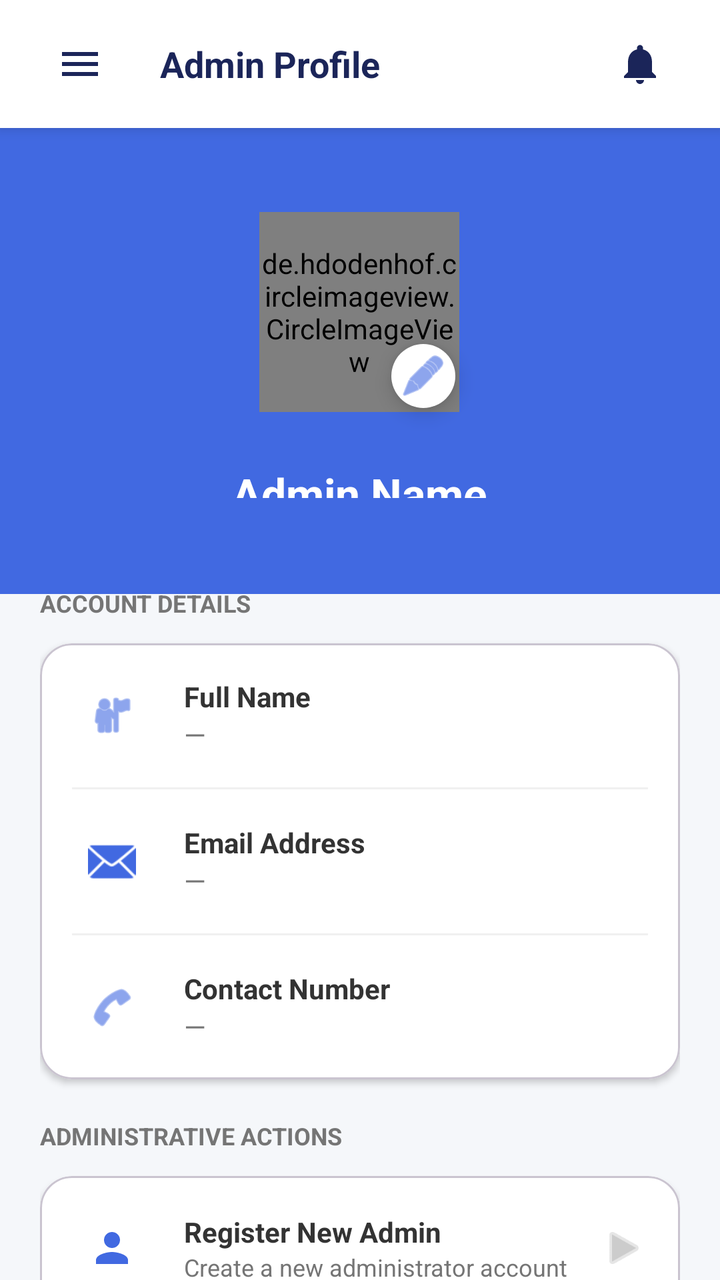
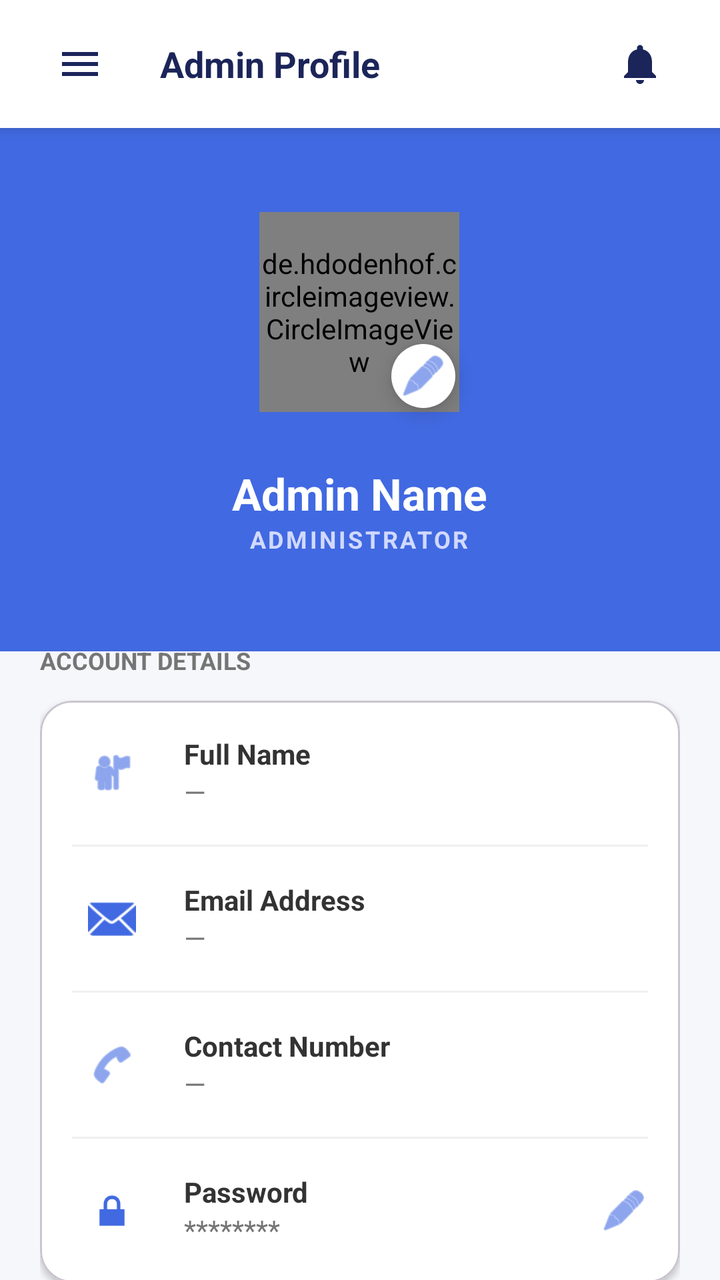

Compare the two renders of this Android layout. The source of the first and the diff that turns it into the second are given below.
<!-- AndroidManifest.xml: application theme Theme.StreetAssist -->
<!-- res/layout/activity_admin_profile.xml -->
<?xml version="1.0" encoding="utf-8"?>
<androidx.drawerlayout.widget.DrawerLayout xmlns:android="http://schemas.android.com/apk/res/android"
    xmlns:app="http://schemas.android.com/apk/res-auto"
    xmlns:tools="http://schemas.android.com/tools"
    android:id="@+id/drawer_layout"
    android:layout_width="match_parent"
    android:layout_height="match_parent"
    android:background="#F5F7FA"
    tools:context=".admin.AdminProfileActivity">

    <androidx.constraintlayout.widget.ConstraintLayout
        android:layout_width="match_parent"
        android:layout_height="match_parent"
        android:fitsSystemWindows="true">

        
        <LinearLayout
            android:id="@+id/layoutHeader"
            android:layout_width="match_parent"
            android:layout_height="64dp"
            android:background="@color/white"
            android:elevation="4dp"
            android:gravity="center_vertical"
            android:orientation="horizontal"
            android:paddingHorizontal="16dp"
            app:layout_constraintTop_toTopOf="parent">

            <ImageButton
                android:id="@+id/btnMenu"
                android:layout_width="48dp"
                android:layout_height="48dp"
                android:background="?attr/selectableItemBackgroundBorderless"
                android:contentDescription="Menu"
                android:scaleType="centerInside"
                android:src="@drawable/ic_menu_hamburger"
                app:tint="@color/text_primary" />

            <TextView
                android:layout_width="0dp"
                android:layout_height="wrap_content"
                android:layout_marginStart="16dp"
                android:layout_weight="1"
                android:text="Admin Profile"
                android:textColor="@color/text_primary"
                android:textSize="18sp"
                android:textStyle="bold" />

            <RelativeLayout
                android:id="@+id/btnNotifications"
                android:layout_width="48dp"
                android:layout_height="48dp"
                android:clickable="true"
                android:focusable="true"
                android:background="?attr/selectableItemBackgroundBorderless">

                <ImageView
                    android:layout_width="24dp"
                    android:layout_height="24dp"
                    android:layout_centerInParent="true"
                    android:src="@drawable/ic_nav_notifications"
                    app:tint="@color/text_primary" />

                <TextView
                    android:id="@+id/tvNotificationBadge"
                    android:layout_width="16dp"
                    android:layout_height="16dp"
                    android:layout_alignParentEnd="true"
                    android:layout_marginTop="8dp"
                    android:layout_marginEnd="8dp"
                    android:background="@drawable/badge_notification"
                    android:gravity="center"
                    android:text="0"
                    android:textColor="@color/white"
                    android:textSize="9sp"
                    android:textStyle="bold"
                    android:visibility="gone" />
            </RelativeLayout>

        </LinearLayout>

        
        <androidx.core.widget.NestedScrollView
            android:layout_width="match_parent"
            android:layout_height="0dp"
            android:fillViewport="true"
            app:layout_constraintBottom_toBottomOf="parent"
            app:layout_constraintTop_toBottomOf="@id/layoutHeader">

            <LinearLayout
                android:layout_width="match_parent"
                android:layout_height="wrap_content"
                android:orientation="vertical">

                
                <RelativeLayout
                    android:layout_width="match_parent"
                    android:layout_height="233dp"
                    android:background="#4169E1"
                    android:paddingTop="32dp"
                    android:paddingBottom="48dp">

                    <LinearLayout
                        android:layout_width="wrap_content"
                        android:layout_height="wrap_content"
                        android:layout_centerHorizontal="true"
                        android:gravity="center"
                        android:orientation="vertical">

                        <FrameLayout
                            android:layout_width="120dp"
                            android:layout_height="120dp">

                            
                            <de.hdodenhof.circleimageview.CircleImageView
                                android:id="@+id/ivProfilePhoto"
                                android:layout_width="100dp"
                                android:layout_height="100dp"
                                android:layout_gravity="center"
                                android:src="@drawable/circle_bg_light_blue"
                                app:civ_border_color="#FFFFFF"
                                app:civ_border_width="3dp" />

                            <com.google.android.material.floatingactionbutton.FloatingActionButton
                                android:id="@+id/fabEditPhoto"
                                android:layout_width="wrap_content"
                                android:layout_height="wrap_content"
                                android:layout_gravity="bottom|end"
                                android:layout_margin="4dp"
                                app:backgroundTint="#FFFFFF"
                                app:fabCustomSize="32dp"
                                app:srcCompat="@android:drawable/ic_menu_edit"
                                app:tint="#4169E1" />
                        </FrameLayout>

                        <TextView
                            android:id="@+id/tvProfileName"
                            android:layout_width="wrap_content"
                            android:layout_height="wrap_content"
                            android:layout_marginTop="16dp"
                            android:text="Admin Name"
                            android:textColor="@android:color/white"
                            android:textSize="22sp"
                            android:textStyle="bold" />

                        <TextView
                            android:id="@+id/tvProfileSub"
                            android:layout_width="wrap_content"
                            android:layout_height="wrap_content"
                            android:letterSpacing="0.1"
                            android:text="ADMINISTRATOR"
                            android:textColor="#D1D9FF"
                            android:textSize="12sp"
                            android:textStyle="bold" />
                    </LinearLayout>
                </RelativeLayout>

                
                <LinearLayout
                    android:layout_width="match_parent"
                    android:layout_height="wrap_content"
                    android:layout_marginTop="-24dp"
                    android:background="@drawable/rounded_top_corners"
                    android:elevation="4dp"
                    android:orientation="vertical"
                    android:padding="20dp">

                    <TextView
                        android:layout_width="wrap_content"
                        android:layout_height="wrap_content"
                        android:layout_marginBottom="12dp"
                        android:text="ACCOUNT DETAILS"
                        android:textColor="#757575"
                        android:textSize="12sp"
                        android:textStyle="bold" />

                    <com.google.android.material.card.MaterialCardView
                        android:layout_width="match_parent"
                        android:layout_height="wrap_content"
                        android:layout_marginBottom="20dp"
                        app:cardBackgroundColor="@android:color/white"
                        app:cardCornerRadius="16dp"
                        app:cardElevation="2dp">

                        <LinearLayout
                            android:layout_width="match_parent"
                            android:layout_height="wrap_content"
                            android:orientation="vertical">

                            
                            <LinearLayout
                                android:id="@+id/rowFullName"
                                android:layout_width="match_parent"
                                android:layout_height="wrap_content"
                                android:background="?attr/selectableItemBackground"
                                android:gravity="center_vertical"
                                android:padding="16dp">

                                <ImageView
                                    android:layout_width="40dp"
                                    android:layout_height="40dp"
                                    android:background="@drawable/circle_bg_light_blue"
                                    android:padding="8dp"
                                    android:src="@android:drawable/ic_menu_myplaces"
                                    app:tint="#4169E1" />

                                <LinearLayout
                                    android:layout_width="0dp"
                                    android:layout_height="wrap_content"
                                    android:layout_marginStart="16dp"
                                    android:layout_weight="1"
                                    android:orientation="vertical">

                                    <TextView
                                        android:layout_width="wrap_content"
                                        android:layout_height="wrap_content"
                                        android:text="Full Name"
                                        android:textColor="#333333"
                                        android:textStyle="bold" />

                                    <TextView
                                        android:id="@+id/tvValFullName"
                                        android:layout_width="wrap_content"
                                        android:layout_height="wrap_content"
                                        android:text="—"
                                        android:textColor="#757575" />
                                </LinearLayout>
                            </LinearLayout>

                            <View
                                android:layout_width="match_parent"
                                android:layout_height="1dp"
                                android:background="#F0F0F0"
                                android:layout_marginHorizontal="16dp" />

                            
                            <LinearLayout
                                android:id="@+id/rowEmail"
                                android:layout_width="match_parent"
                                android:layout_height="wrap_content"
                                android:gravity="center_vertical"
                                android:padding="16dp">

                                <ImageView
                                    android:layout_width="40dp"
                                    android:layout_height="40dp"
                                    android:background="@drawable/circle_bg_light_blue"
                                    android:padding="8dp"
                                    android:src="@android:drawable/ic_dialog_email"
                                    app:tint="#4169E1" />

                                <LinearLayout
                                    android:layout_width="0dp"
                                    android:layout_height="wrap_content"
                                    android:layout_marginStart="16dp"
                                    android:layout_weight="1"
                                    android:orientation="vertical">

                                    <TextView
                                        android:layout_width="wrap_content"
                                        android:layout_height="wrap_content"
                                        android:text="Email Address"
                                        android:textColor="#333333"
                                        android:textStyle="bold" />

                                    <TextView
                                        android:id="@+id/tvValEmail"
                                        android:layout_width="wrap_content"
                                        android:layout_height="wrap_content"
                                        android:text="—"
                                        android:textColor="#757575" />
                                </LinearLayout>
                            </LinearLayout>

                            <View
                                android:layout_width="match_parent"
                                android:layout_height="1dp"
                                android:background="#F0F0F0"
                                android:layout_marginHorizontal="16dp" />

                            
                            <LinearLayout
                                android:id="@+id/rowContact"
                                android:layout_width="match_parent"
                                android:layout_height="wrap_content"
                                android:background="?attr/selectableItemBackground"
                                android:gravity="center_vertical"
                                android:padding="16dp">

                                <ImageView
                                    android:layout_width="40dp"
                                    android:layout_height="40dp"
                                    android:background="@drawable/circle_bg_light_blue"
                                    android:padding="8dp"
                                    android:src="@android:drawable/ic_menu_call"
                                    app:tint="#4169E1" />

                                <LinearLayout
                                    android:layout_width="0dp"
                                    android:layout_height="wrap_content"
                                    android:layout_marginStart="16dp"
                                    android:layout_weight="1"
                                    android:orientation="vertical">

                                    <TextView
                                        android:layout_width="wrap_content"
                                        android:layout_height="wrap_content"
                                        android:text="Contact Number"
                                        android:textColor="#333333"
                                        android:textStyle="bold" />

                                    <TextView
                                        android:id="@+id/tvValContact"
                                        android:layout_width="wrap_content"
                                        android:layout_height="wrap_content"
                                        android:text="—"
                                        android:textColor="#757575" />
                                </LinearLayout>
                            </LinearLayout>
                        </LinearLayout>
                    </com.google.android.material.card.MaterialCardView>

                    <TextView
                        android:layout_width="wrap_content"
                        android:layout_height="wrap_content"
                        android:layout_marginBottom="12dp"
                        android:text="ADMINISTRATIVE ACTIONS"
                        android:textColor="#757575"
                        android:textSize="12sp"
                        android:textStyle="bold" />

                    <com.google.android.material.card.MaterialCardView
                        android:layout_width="match_parent"
                        android:layout_height="wrap_content"
                        android:layout_marginBottom="24dp"
                        app:cardBackgroundColor="@android:color/white"
                        app:cardCornerRadius="16dp"
                        app:cardElevation="2dp">

                        <LinearLayout
                            android:layout_width="match_parent"
                            android:layout_height="wrap_content"
                            android:orientation="vertical">

                            
                            <LinearLayout
                                android:id="@+id/rowCreateAdmin"
                                android:layout_width="match_parent"
                                android:layout_height="wrap_content"
                                android:background="?attr/selectableItemBackground"
                                android:clickable="true"
                                android:focusable="true"
                                android:gravity="center_vertical"
                                android:padding="16dp">

                                <ImageView
                                    android:layout_width="40dp"
                                    android:layout_height="40dp"
                                    android:background="@drawable/circle_bg_light_blue"
                                    android:padding="8dp"
                                    android:src="@drawable/ic_person"
                                    app:tint="#4169E1" />

                                <LinearLayout
                                    android:layout_width="0dp"
                                    android:layout_height="wrap_content"
                                    android:layout_marginStart="16dp"
                                    android:layout_weight="1"
                                    android:orientation="vertical">

                                    <TextView
                                        android:layout_width="wrap_content"
                                        android:layout_height="wrap_content"
                                        android:text="Register New Admin"
                                        android:textColor="#333333"
                                        android:textStyle="bold" />

                                    <TextView
                                        android:layout_width="wrap_content"
                                        android:layout_height="wrap_content"
                                        android:text="Create a new administrator account"
                                        android:textColor="#757575"
                                        android:textSize="12sp" />
                                </LinearLayout>

                                <ImageView
                                    android:layout_width="24dp"
                                    android:layout_height="24dp"
                                    android:src="@android:drawable/ic_media_play"
                                    app:tint="#CCCCCC" />
                            </LinearLayout>
                        </LinearLayout>
                    </com.google.android.material.card.MaterialCardView>

                    
                    <com.google.android.material.button.MaterialButton
                        android:id="@+id/btnLogout"
                        style="@style/Widget.MaterialComponents.Button.OutlinedButton"
                        android:layout_width="match_parent"
                        android:layout_height="56dp"
                        android:layout_marginBottom="24dp"
                        android:text="Log Out"
                        android:textColor="#FF4B2B"
                        android:textStyle="bold"
                        app:backgroundTint="#FFF5F5"
                        app:cornerRadius="12dp"
                        app:icon="@android:drawable/ic_lock_power_off"
                        app:iconGravity="textStart"
                        app:iconTint="#FF4B2B"
                        app:strokeColor="#FF4B2B"
                        app:strokeWidth="1dp" />

                </LinearLayout>
            </LinearLayout>
        </androidx.core.widget.NestedScrollView>

    </androidx.constraintlayout.widget.ConstraintLayout>

    
    <com.google.android.material.navigation.NavigationView
        android:id="@+id/nav_view"
        android:layout_width="280dp"
        android:layout_height="match_parent"
        android:layout_gravity="start"
        android:background="@color/white"
        app:headerLayout="@layout/nav_header_admin"
        app:menu="@menu/admin_drawer_menu"
        app:itemIconTint="@color/nav_item_color_state"
        app:itemTextColor="@color/nav_item_color_state"
        app:itemIconSize="22dp"
        app:itemHorizontalPadding="24dp"
        app:itemIconPadding="18dp"
        app:itemVerticalPadding="12dp"
        app:itemShapeAppearanceOverlay="@style/ShapeAppearance.StreetAssist.SmallComponent"
        app:itemShapeFillColor="@color/blue_bg" />

</androidx.drawerlayout.widget.DrawerLayout>
<!-- res/layout/nav_header_admin.xml (included above) -->
<?xml version="1.0" encoding="utf-8"?>
<LinearLayout xmlns:android="http://schemas.android.com/apk/res/android"
    android:layout_width="match_parent"
    android:layout_height="wrap_content"
    android:orientation="vertical"
    android:padding="24dp"
    android:background="@drawable/bg_nav_header">

    <LinearLayout
        android:layout_width="match_parent"
        android:layout_height="wrap_content"
        android:gravity="center_vertical"
        android:orientation="horizontal">

        <ImageView
            android:layout_width="40dp"
            android:layout_height="40dp"
            android:src="@drawable/logo"
            android:contentDescription="App Logo" />

        <LinearLayout
            android:layout_width="wrap_content"
            android:layout_height="wrap_content"
            android:layout_marginStart="16dp"
            android:orientation="vertical">

            <TextView
                android:layout_width="wrap_content"
                android:layout_height="wrap_content"
                android:text="StreetAssist"
                android:textColor="@color/text_primary"
                android:textSize="20sp"
                android:textStyle="bold" />

            <TextView
                android:layout_width="wrap_content"
                android:layout_height="wrap_content"
                android:text="Admin Dashboard"
                android:textColor="@color/text_secondary"
                android:textSize="12sp"
                android:textStyle="bold"
                android:letterSpacing="0.05" />
        </LinearLayout>
    </LinearLayout>

    <View
        android:layout_width="match_parent"
        android:layout_height="1dp"
        android:layout_marginTop="24dp"
        android:background="@color/divider_color" />

</LinearLayout>
<!-- resources referenced by this layout -->
<resources>
  <color name="blue_bg">#F4F7FE</color>
  <color name="divider_color">#F4F7FE</color>
  <color name="text_primary">#1B2559</color>
  <color name="text_secondary">#A3AED0</color>
  <color name="white">#FFFFFFFF</color>
  <!-- drawable badge_notification (drawable) -->
  <?xml version="1.0" encoding="utf-8"?>
  <shape xmlns:android="http://schemas.android.com/apk/res/android"
      android:shape="oval">
      <solid android:color="#FF0000" />
      <size android:width="16dp" android:height="16dp" />
  </shape>
  <!-- drawable bg_nav_header (drawable) -->
  <?xml version="1.0" encoding="utf-8"?>
  <shape xmlns:android="http://schemas.android.com/apk/res/android">
      <gradient
          android:angle="135"
          android:endColor="#FFFFFF"
          android:startColor="#F4F7FE"
          android:type="linear" />
  </shape>
  <!-- drawable circle_bg_light_blue (drawable) -->
  <?xml version="1.0" encoding="utf-8"?>
  <selector xmlns:android="http://schemas.android.com/apk/res/android">
      <shape xmlns:android="http://schemas.android.com/apk/res/android" android:shape="oval">
          <solid android:color="#E8EFFF" />
          <size android:width="100dp" android:height="100dp" />
      </shape>
  </selector>
  <!-- drawable ic_menu_hamburger (drawable) -->
  <?xml version="1.0" encoding="utf-8"?>
  <vector xmlns:android="http://schemas.android.com/apk/res/android" android:width="24dp" android:height="24dp" android:viewportWidth="24" android:viewportHeight="24">
      <path android:fillColor="#FF000000" android:pathData="M3,18h18v-2H3v2zM3,13h18v-2H3v2zM3,6v2h18V6H3z"/>
  </vector>
  <!-- drawable ic_nav_notifications (drawable) -->
  <vector xmlns:android="http://schemas.android.com/apk/res/android"
      android:width="24dp"
      android:height="24dp"
      android:viewportWidth="24"
      android:viewportHeight="24">
      <path
          android:fillColor="#000000"
          android:pathData="M12,22C13.1,22 14,21.1 14,20H10C10,21.1 10.9,22 12,22M18,16V11C18,7.9 16.4,5.4 13.5,4.7V4C13.5,3.2 12.8,2.5 12,2.5C11.2,2.5 10.5,3.2 10.5,4V4.7C7.6,5.4 6,7.9 6,11V16L4,18V19H20V18L18,16Z" />
  </vector>
  <!-- drawable ic_person (drawable) -->
  <vector xmlns:android="http://schemas.android.com/apk/res/android"
      android:width="24dp"
      android:height="24dp"
      android:viewportWidth="24"
      android:viewportHeight="24">
      <path
          android:fillColor="#000000"
          android:pathData="M12,12c2.21,0 4,-1.79 4,-4s-1.79,-4 -4,-4 -4,1.79 -4,4 1.79,4 4,4zM12,14c-2.67,0 -8,1.34 -8,4v2h16v-2c0,-2.66 -5.33,-4 -8,-4z" />
  </vector>
  <!-- drawable logo: png bitmap (drawable, 300101 bytes) -->
  <!-- drawable rounded_top_corners (drawable) -->
  <?xml version="1.0" encoding="utf-8"?>
  <selector xmlns:android="http://schemas.android.com/apk/res/android">
      <shape xmlns:android="http://schemas.android.com/apk/res/android">
          <solid android:color="#F5F7FA" />
          <corners android:topLeftRadius="32dp" android:topRightRadius="32dp" />
      </shape>
  </selector>
  <style name="ShapeAppearance.StreetAssist.SmallComponent" parent="ShapeAppearance.MaterialComponents.SmallComponent">
          <item name="cornerFamily">rounded</item>
          <item name="cornerSize">8dp</item>
      </style>
  <style name="Theme.StreetAssist" parent="Base.Theme.StreetAssist" />
  <style name="Base.Theme.StreetAssist" parent="Theme.Material3.DayNight.NoActionBar">
          
          
      </style>
</resources>

<!-- the commit's change to res/layout/activity_admin_profile.xml (unified diff, before → after) -->
@@ -94,7 +94,7 @@
                 
                 <RelativeLayout
                     android:layout_width="match_parent"
-                    android:layout_height="233dp"
+                    android:layout_height="wrap_content"
                     android:background="#4169E1"
                     android:paddingTop="32dp"
                     android:paddingBottom="48dp">
@@ -315,6 +315,58 @@
                                         android:text="—"
                                         android:textColor="#757575" />
                                 </LinearLayout>
+                            </LinearLayout>
+
+                            <View
+                                android:layout_width="match_parent"
+                                android:layout_height="1dp"
+                                android:background="#F0F0F0"
+                                android:layout_marginHorizontal="16dp" />
+
+                            
+                            <LinearLayout
+                                android:id="@+id/rowPassword"
+                                android:layout_width="match_parent"
+                                android:layout_height="wrap_content"
+                                android:background="?attr/selectableItemBackground"
+                                android:gravity="center_vertical"
+                                android:padding="16dp">
+
+                                <ImageView
+                                    android:layout_width="40dp"
+                                    android:layout_height="40dp"
+                                    android:background="@drawable/circle_bg_light_blue"
+                                    android:padding="8dp"
+                                    android:src="@android:drawable/ic_lock_lock"
+                                    app:tint="#4169E1" />
+
+                                <LinearLayout
+                                    android:layout_width="0dp"
+                                    android:layout_height="wrap_content"
+                                    android:layout_marginStart="16dp"
+                                    android:layout_weight="1"
+                                    android:orientation="vertical">
+
+                                    <TextView
+                                        android:layout_width="wrap_content"
+                                        android:layout_height="wrap_content"
+                                        android:text="Password"
+                                        android:textColor="#333333"
+                                        android:textStyle="bold" />
+
+                                    <TextView
+                                        android:id="@+id/tvValPassword"
+                                        android:layout_width="wrap_content"
+                                        android:layout_height="wrap_content"
+                                        android:text="********"
+                                        android:textColor="#757575" />
+                                </LinearLayout>
+
+                                <ImageView
+                                    android:layout_width="24dp"
+                                    android:layout_height="24dp"
+                                    android:src="@android:drawable/ic_menu_edit"
+                                    app:tint="#4169E1" />
                             </LinearLayout>
                         </LinearLayout>
                     </com.google.android.material.card.MaterialCardView>
